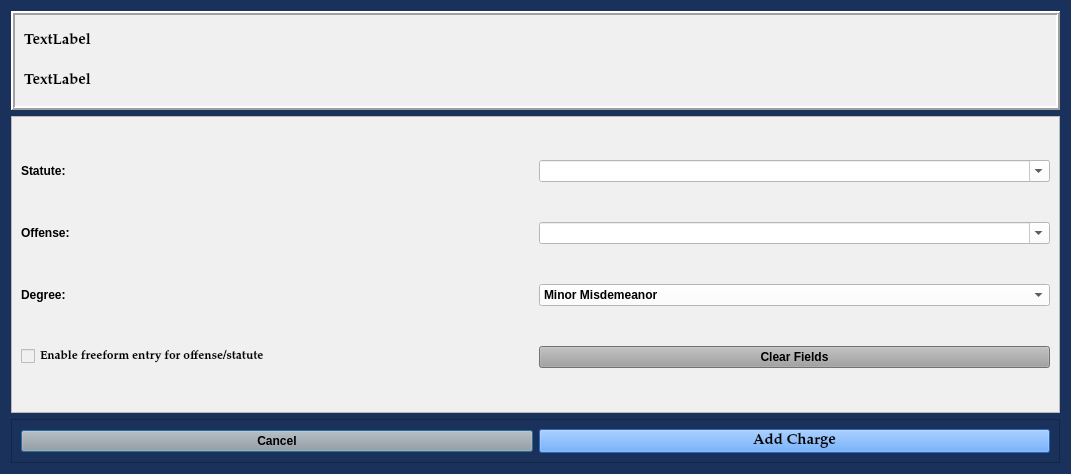
Qt form package/views/ui/AddChargeDialog.ui (HunterProgram22/MuniEntry) before a commit.
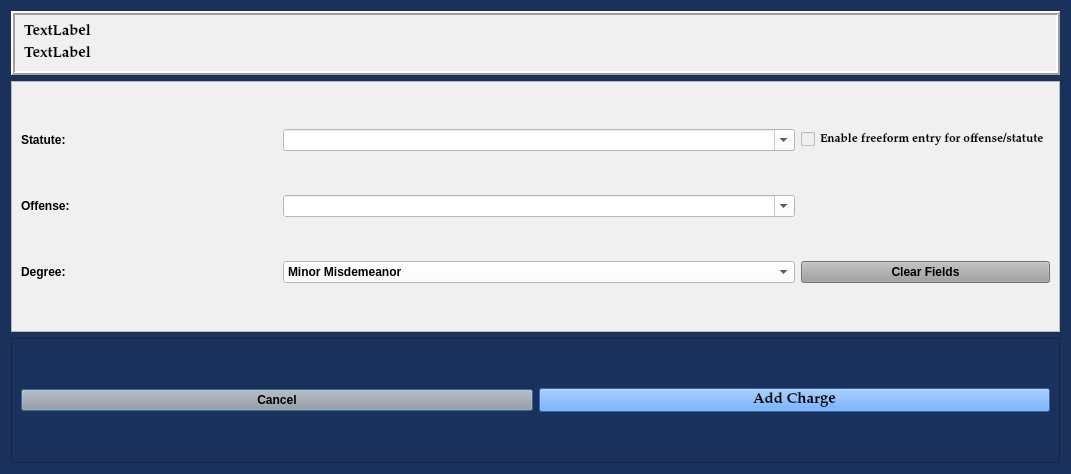
The same form after that commit.

Commit message: Tweaked add_charge UI and fixed not guilty button bug on NG.

```diff
--- a/package/views/ui/AddChargeDialog.ui
+++ b/package/views/ui/AddChargeDialog.ui
@@ -38,7 +38,64 @@
    <string notr="true">background-color: rgb(25, 49, 91);
 font: 75 11pt &quot;Palatino Linotype&quot;;</string>
   </property>
-  <layout class="QGridLayout" name="gridLayout" rowstretch="1,3,0">
+  <layout class="QGridLayout" name="gridLayout" rowstretch="0,2,1">
+   <item row="2" column="0">
+    <widget class="QFrame" name="frame">
+     <property name="font">
+      <font>
+       <family>Palatino Linotype</family>
+       <pointsize>11</pointsize>
+       <weight>75</weight>
+       <italic>false</italic>
+       <bold>true</bold>
+      </font>
+     </property>
+     <property name="styleSheet">
+      <string notr="true">font: 75 11pt &quot;Palatino Linotype&quot;;
+font-weight: bold;</string>
+     </property>
+     <property name="frameShape">
+      <enum>QFrame::StyledPanel</enum>
+     </property>
+     <property name="frameShadow">
+      <enum>QFrame::Raised</enum>
+     </property>
+     <layout class="QGridLayout" name="gridLayout_4">
+      <item row="0" column="0">
+       <widget class="QPushButton" name="cancel_Button">
+        <property name="styleSheet">
+         <string notr="true">background-color: rgb(160, 160, 160);
+font-weight: bold;</string>
+        </property>
+        <property name="text">
+         <string>Cancel</string>
+        </property>
+       </widget>
+      </item>
+      <item row="0" column="1">
+       <widget class="QPushButton" name="add_charge_Button">
+        <property name="font">
+         <font>
+          <family>Palatino Linotype</family>
+          <pointsize>11</pointsize>
+          <weight>75</weight>
+          <italic>false</italic>
+          <bold>true</bold>
+         </font>
+        </property>
+        <property name="styleSheet">
+         <string notr="true">background-color: rgb(62, 146, 255);
+font: 75 11pt &quot;Palatino Linotype&quot;;
+font-weight: bold;</string>
+        </property>
+        <property name="text">
+         <string>Add Charge</string>
+        </property>
+       </widget>
+      </item>
+     </layout>
+    </widget>
+   </item>
    <item row="0" column="0">
     <widget class="QFrame" name="case_information_frame">
      <property name="sizePolicy">
@@ -132,7 +189,14 @@
      <property name="frameShadow">
       <enum>QFrame::Raised</enum>
      </property>
-     <layout class="QGridLayout" name="gridLayout_3">
+     <layout class="QGridLayout" name="gridLayout_3" columnstretch="1,2,0,0,0">
+      <item row="3" column="0">
+       <widget class="QLabel" name="label_23">
+        <property name="text">
+         <string>Degree:</string>
+        </property>
+       </widget>
+      </item>
       <item row="2" column="0">
        <widget class="QLabel" name="label_15">
         <property name="text">
@@ -228,14 +292,7 @@
         </item>
        </widget>
       </item>
-      <item row="3" column="0">
-       <widget class="QLabel" name="label_23">
-        <property name="text">
-         <string>Degree:</string>
-        </property>
-       </widget>
-      </item>
-      <item row="4" column="1">
+      <item row="3" column="2">
        <widget class="QPushButton" name="clear_fields_Button">
         <property name="focusPolicy">
          <enum>Qt::NoFocus</enum>
@@ -248,7 +305,7 @@
         </property>
        </widget>
       </item>
-      <item row="4" column="0">
+      <item row="1" column="2">
        <widget class="QCheckBox" name="freeform_entry_checkBox">
         <property name="font">
          <font>
@@ -274,63 +331,6 @@
      </layout>
     </widget>
    </item>
-   <item row="2" column="0">
-    <widget class="QFrame" name="frame">
-     <property name="font">
-      <font>
-       <family>Palatino Linotype</family>
-       <pointsize>11</pointsize>
-       <weight>75</weight>
-       <italic>false</italic>
-       <bold>true</bold>
-      </font>
-     </property>
-     <property name="styleSheet">
-      <string notr="true">font: 75 11pt &quot;Palatino Linotype&quot;;
-font-weight: bold;</string>
-     </property>
-     <property name="frameShape">
-      <enum>QFrame::StyledPanel</enum>
-     </property>
-     <property name="frameShadow">
-      <enum>QFrame::Raised</enum>
-     </property>
-     <layout class="QGridLayout" name="gridLayout_4">
-      <item row="0" column="0">
-       <widget class="QPushButton" name="cancel_Button">
-        <property name="styleSheet">
-         <string notr="true">background-color: rgb(160, 160, 160);
-font-weight: bold;</string>
-        </property>
-        <property name="text">
-         <string>Cancel</string>
-        </property>
-       </widget>
-      </item>
-      <item row="0" column="1">
-       <widget class="QPushButton" name="add_charge_Button">
-        <property name="font">
-         <font>
-          <family>Palatino Linotype</family>
-          <pointsize>11</pointsize>
-          <weight>75</weight>
-          <italic>false</italic>
-          <bold>true</bold>
-         </font>
-        </property>
-        <property name="styleSheet">
-         <string notr="true">background-color: rgb(62, 146, 255);
-font: 75 11pt &quot;Palatino Linotype&quot;;
-font-weight: bold;</string>
-        </property>
-        <property name="text">
-         <string>Add Charge</string>
-        </property>
-       </widget>
-      </item>
-     </layout>
-    </widget>
-   </item>
   </layout>
  </widget>
  <tabstops>
```
The commit also changes 6 other files.
